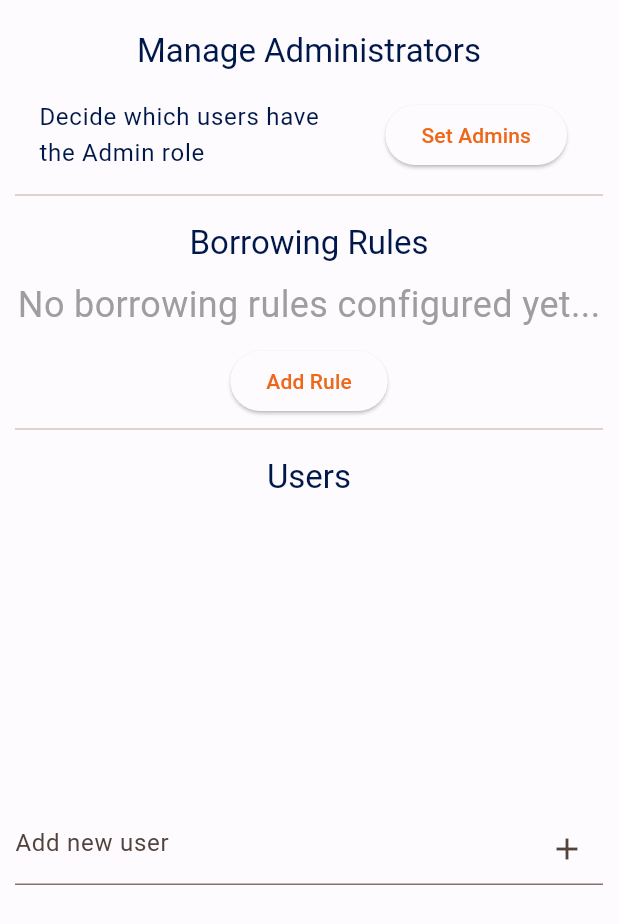
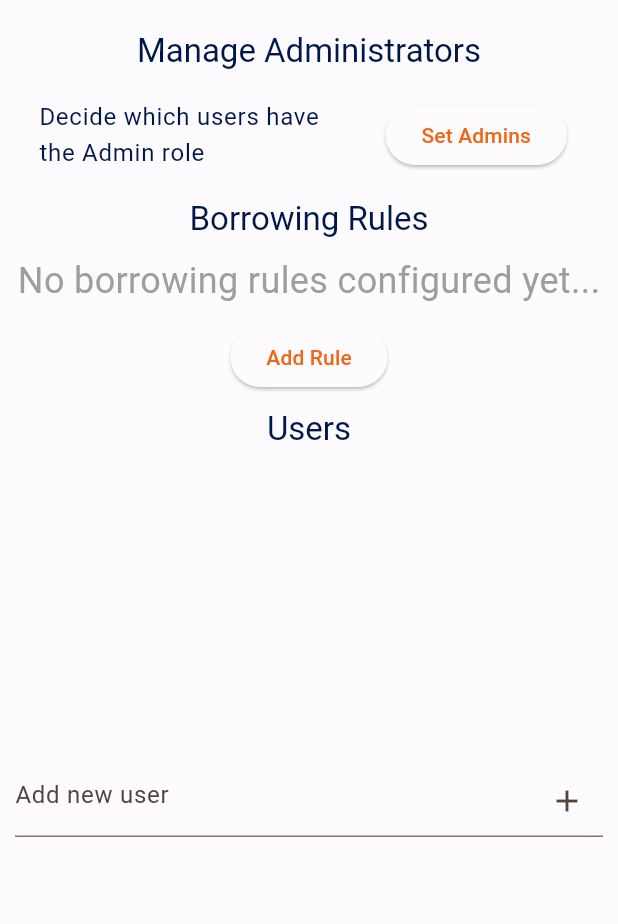
Before and after one commit to vehikl/spare-parts, a Flutter app: the SettingsView widget shown alone on an empty page, opened directly, on a phone screen of 412 x 824 dp. Shown: the top 924 px of the screen. Run offline on Flutter 3.47's test engine with Material 2 defaults, Android fonts, the phone set to English and light mode, and no system bars; our stand-ins replace cloud_firestore, cloud_functions, firebase_auth, firebase_core, flutter_animate, google_sign_in and 1 more; missing offline and left inert: mobile_scanner, mockito; accounts and stored records are empty; generated files the repository leaves out were written again.

Commit message:
Minor fixes

```diff
--- a/lib/pages/home_page/settings_view/settings_view.dart
+++ b/lib/pages/home_page/settings_view/settings_view.dart
@@ -26,15 +26,25 @@ class SettingsView extends StatelessWidget {
           vertical: 10,
           horizontal: _getPadding(context, layout),
         ),
-        child: ListView(
-          shrinkWrap: true,
-          children: [
-            SetAdminsButton(),
-            Divider(),
-            BorrowingRulesSetting(),
-            Divider(),
-            UsersSetting()
-          ],
+        // TODO: reorder into multiple tabs
+        child: ScrollConfiguration(
+          behavior: ScrollConfiguration.of(context).copyWith(scrollbars: false),
+          child: ListView(
+            shrinkWrap: true,
+            children: [
+              SetAdminsButton(),
+              ScrollConfiguration(
+                behavior:
+                    ScrollConfiguration.of(context).copyWith(scrollbars: true),
+                child: BorrowingRulesSetting(),
+              ),
+              ScrollConfiguration(
+                behavior:
+                    ScrollConfiguration.of(context).copyWith(scrollbars: true),
+                child: UsersSetting(),
+              ),
+            ],
+          ),
         ),
       );
     });
--- a/lib/services/repositories/user_repository.dart
+++ b/lib/services/repositories/user_repository.dart
@@ -7,9 +7,11 @@ class UserRepository extends FirestoreService {
   UserRepository(super.firestore);
 
   Stream<List<CustomUser>> getAllStream() {
-    return usersCollection.snapshots().map((snapshot) => snapshot.docs
-        .map((e) => CustomUser.fromFirestore(e.data() as Map<String, dynamic>))
-        .toList());
+    return usersCollection.orderBy('name').snapshots().map((snapshot) =>
+        snapshot.docs
+            .map((e) =>
+                CustomUser.fromFirestore(e.data() as Map<String, dynamic>))
+            .toList());
   }
 
   Future<List<CustomUser>> getAll() async {
@@ -24,13 +26,15 @@ class UserRepository extends FirestoreService {
   }
 
   Future<void> update(String originalUid, CustomUser user) async {
-    final userDocs = await usersCollection.where('uid', isEqualTo: originalUid).get();
+    final userDocs =
+        await usersCollection.where('uid', isEqualTo: originalUid).get();
     final userDoc = userDocs.docs.first;
     await userDoc.reference.update(user.toFirestore());
   }
 
   Future<void> delete(CustomUser user) async {
-    final userDocs = await usersCollection.where('uid', isEqualTo: user.uid).get();
+    final userDocs =
+        await usersCollection.where('uid', isEqualTo: user.uid).get();
     final userDoc = userDocs.docs.first;
     await userDoc.reference.delete();
   }
--- a/lib/widgets/user_avatar.dart
+++ b/lib/widgets/user_avatar.dart
@@ -7,8 +7,16 @@ class UserAvatar extends StatelessWidget {
 
   @override
   Widget build(BuildContext context) {
-    if (photoUrl == null || photoUrl == '') return Icon(Icons.person);
+    if (photoUrl == null || photoUrl == '') {
+      return Padding(
+        padding: const EdgeInsets.symmetric(horizontal: 5),
+        child: Icon(Icons.person, size: 30),
+      );
+    }
 
-    return CircleAvatar(foregroundImage: NetworkImage(photoUrl!));
+    return CircleAvatar(
+      foregroundImage: NetworkImage(photoUrl!),
+      radius: 20,
+    );
   }
 }
```
